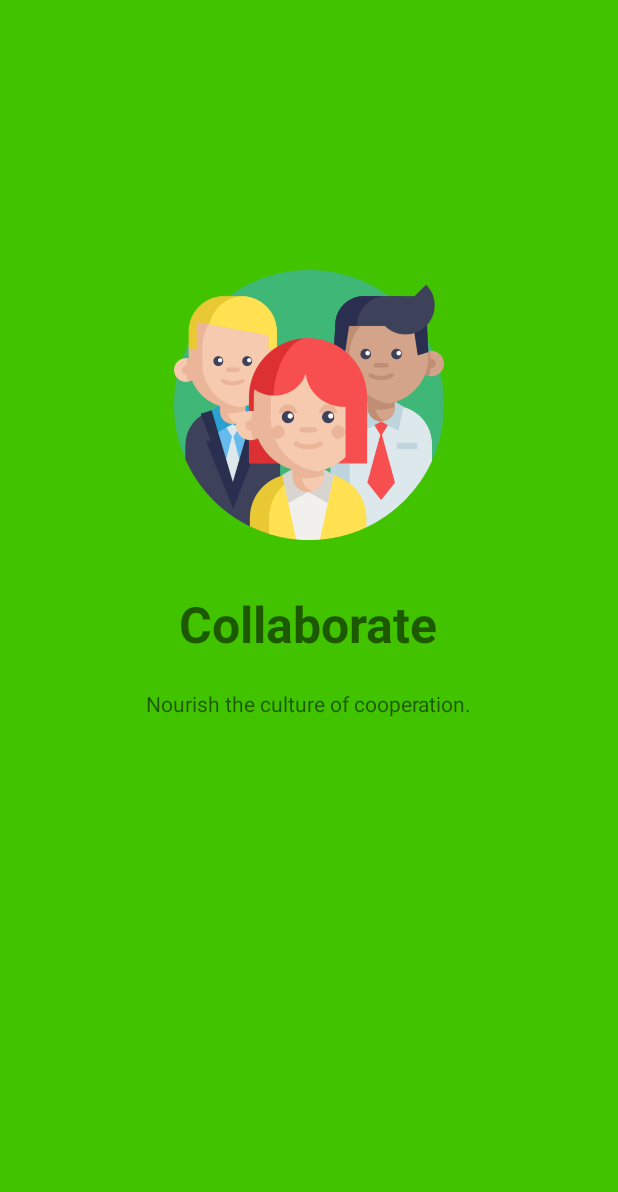
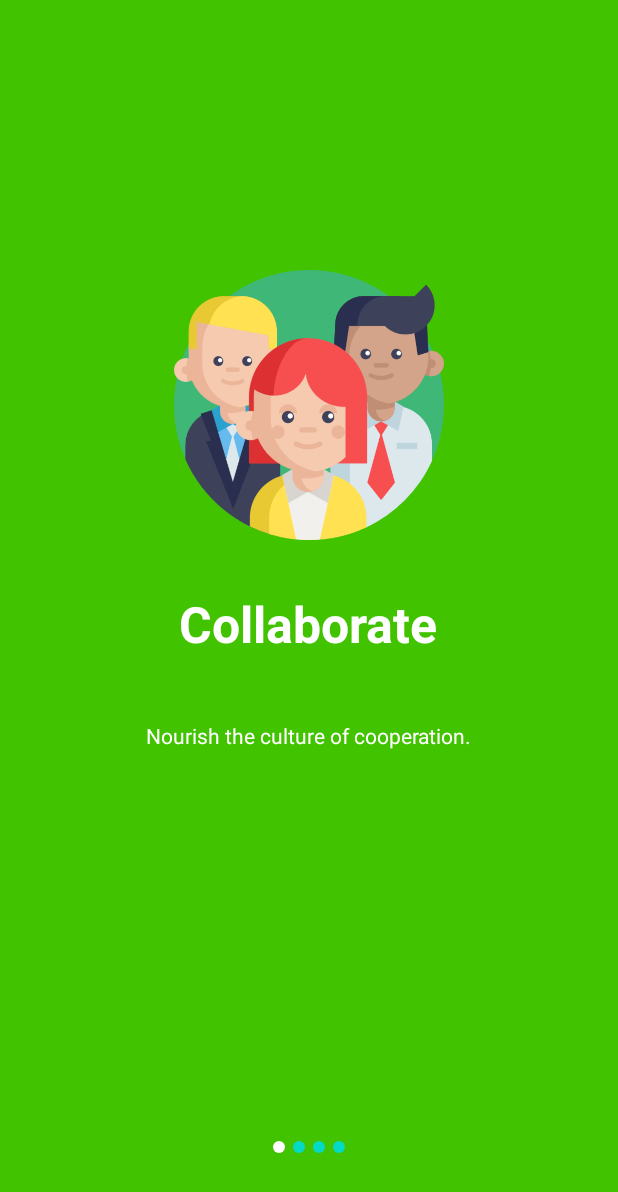
Before and after one commit to felicityfinance/demereo, an Android app: the screen it shows after launch (WelcomeActivity), on a phone screen of 412 x 824 dp. Shown: the top 1192 px of the screen. Run offline under Robolectric (Android 15) with nearby library versions, the phone set to English and light mode, and no system bars.

Commit message:
finished slider dots

```diff
--- a/app/src/main/java/com/felicityfinance/demereo/WelcomeActivity.kt
+++ b/app/src/main/java/com/felicityfinance/demereo/WelcomeActivity.kt
@@ -3,11 +3,16 @@ package com.felicityfinance.demereo
 import android.graphics.Color
 import android.graphics.drawable.ColorDrawable
 import android.graphics.drawable.Drawable
+import android.media.Image
 import android.os.Build
 import androidx.appcompat.app.AppCompatActivity
 import android.os.Bundle
 import android.view.View
+import android.view.ViewGroup
 import android.view.WindowManager
+import android.widget.ImageView
+import android.widget.LinearLayout
+import android.widget.Toast
 import androidx.annotation.RequiresApi
 import androidx.core.content.ContextCompat
 import androidx.viewpager.widget.ViewPager
@@ -16,16 +21,19 @@ class WelcomeActivity : AppCompatActivity() {
 
     private lateinit var viewPager: ViewPager
     private lateinit var viewPagerAdapter: ViewPagerAdapter
+    private lateinit var dotsLayout: LinearLayout
+    private lateinit var dots: Array<ImageView?>
     private var layouts: IntArray = intArrayOf(R.layout.slider1, R.layout.slider2, R.layout.slider3, R.layout.activity_main)
     private var onPageChangeListener = object: ViewPager.OnPageChangeListener {
 
         override fun onPageScrolled(position: Int, positionOffset: Float, positionOffsetPixels: Int) {
-            TODO("not implemented") //To change body of created functions use File | Settings | File Templates.
+            //TODO("not implemented") To change body of created functions use File | Settings | File Templates.
         }
 
-        @RequiresApi(Build.VERSION_CODES.M)
+        //@RequiresApi(Build.VERSION_CODES.M)
         override fun onPageSelected(position: Int) {
-           /* var color = ColorDrawable(1)
+            createDots(position)
+           /*var color = ColorDrawable(1)
             when(position){
                 1 -> color.color = getColor(R.color.sliderPage1)
                 2 -> color.color = getColor(R.color.sliderPage2)
@@ -37,7 +45,7 @@ class WelcomeActivity : AppCompatActivity() {
         }
 
         override fun onPageScrollStateChanged(state: Int) {
-            TODO("not implemented") //To change body of created functions use File | Settings | File Templates.
+            //TODO("not implemented") //To change body of created functions use File | Settings | File Templates.
         }
     }
 
@@ -51,7 +59,32 @@ class WelcomeActivity : AppCompatActivity() {
         this.viewPager = findViewById(R.id.viewPager)
         this.viewPagerAdapter = ViewPagerAdapter(layouts, this)
         this.viewPager.adapter = this.viewPagerAdapter
-       // this.viewPager.addOnPageChangeListener(onPageChangeListener)
+        this.dotsLayout = findViewById(R.id.dotsLayout)
+        this.viewPager.addOnPageChangeListener(onPageChangeListener)
+        createDots(0)
+    }
+
+    private fun createDots(currentPosition: Int){
+        //Toast.makeText(this, currentPosition.toString(), Toast.LENGTH_LONG).show()
+        this.dots = Array(layouts.size, init = {ImageView(this)})
+        if(dotsLayout!=null){
+            this.dotsLayout.removeAllViews()
+        }
+        for (i in 0 until layouts.size){
+            dots[i] = ImageView(this)
+            if (i == currentPosition){
+                dots[i]!!.setImageDrawable(ContextCompat.getDrawable(this, R.drawable.active_dots))
+            }else{
+                dots[i]!!.setImageDrawable(ContextCompat.getDrawable(this, R.drawable.inactive_dots))
+            }
+
+            val params: LinearLayout.LayoutParams = LinearLayout.LayoutParams(ViewGroup.LayoutParams.WRAP_CONTENT, ViewGroup.LayoutParams.WRAP_CONTENT)
+            params.setMargins(4,0,4,0)
+            dotsLayout.addView(dots[i], params)
+        }
+
+
+
     }
 
 
--- /dev/null
+++ b/app/src/main/res/drawable/active_dots.xml
@@ -0,0 +1,10 @@
+<?xml version="1.0" encoding="utf-8"?>
+<shape xmlns:android="http://schemas.android.com/apk/res/android"
+       android:shape="oval"
+       android:useLevel="true"
+       android:dither="true">
+
+    <size android:height="8sp" android:width="8sp"/>
+    <solid android:color="@color/active_dots"/>
+
+</shape>
--- /dev/null
+++ b/app/src/main/res/drawable/inactive_dots.xml
@@ -0,0 +1,10 @@
+<?xml version="1.0" encoding="utf-8"?>
+<shape xmlns:android="http://schemas.android.com/apk/res/android"
+       android:shape="oval"
+       android:useLevel="true"
+       android:dither="true">
+
+    <size android:height="8sp" android:width="8sp"/>
+    <solid android:color="@color/inactive_dots"/>
+
+</shape>
--- a/app/src/main/res/layout/activity_welcome.xml
+++ b/app/src/main/res/layout/activity_welcome.xml
@@ -1,5 +1,5 @@
 <?xml version="1.0" encoding="utf-8"?>
-<androidx.constraintlayout.widget.ConstraintLayout
+<RelativeLayout
         xmlns:android="http://schemas.android.com/apk/res/android"
         xmlns:tools="http://schemas.android.com/tools"
         xmlns:app="http://schemas.android.com/apk/res-auto"
@@ -16,4 +16,16 @@
 
     </androidx.viewpager.widget.ViewPager>
 
-</androidx.constraintlayout.widget.ConstraintLayout>
+    <LinearLayout android:layout_width="match_parent"
+                  android:layout_height="wrap_content"
+                  android:orientation="horizontal"
+                  android:layout_centerHorizontal="true"
+                  android:layout_alignParentBottom="true"
+                  android:id="@+id/dotsLayout"
+                  android:gravity="center"
+                  android:layout_marginBottom="55sp"
+
+    >
+
+    </LinearLayout>
+</RelativeLayout>
--- a/app/src/main/res/layout/slider1.xml
+++ b/app/src/main/res/layout/slider1.xml
@@ -13,6 +13,7 @@
               android:textStyle="bold"
               android:id="@+id/collaborateTextView"
               android:layout_marginTop="33sp"
+              android:textColor="#FFFFFF"
               android:layout_below="@id/collaborateImageView"
 
     />
@@ -23,6 +24,8 @@
               android:id="@+id/collaborateDescTextView"
               android:layout_centerHorizontal="true"
               android:layout_marginTop="21sp"
+              android:textColor="#FFFFFF"
+              android:padding="21sp"
               android:text="@string/sliderDesc1"
 
     />
--- a/app/src/main/res/layout/slider2.xml
+++ b/app/src/main/res/layout/slider2.xml
@@ -11,6 +11,7 @@
               android:layout_centerInParent="true"
               android:textSize="33sp"
               android:textStyle="bold"
+              android:textColor="#FFFFFF"
               android:id="@+id/collaborateTextView"
               android:layout_marginTop="33sp"
               android:layout_below="@id/collaborateImageView"
@@ -22,7 +23,9 @@
               android:layout_below="@id/collaborateTextView"
               android:id="@+id/collaborateDescTextView"
               android:layout_centerHorizontal="true"
+              android:textColor="#FFFFFF"
               android:layout_marginTop="21sp"
+              android:padding="21sp"
               android:text="@string/sliderDesc2"
 
     />
--- a/app/src/main/res/layout/slider3.xml
+++ b/app/src/main/res/layout/slider3.xml
@@ -13,6 +13,7 @@
               android:textStyle="bold"
               android:id="@+id/collaborateTextView"
               android:layout_marginTop="33sp"
+              android:textColor="#FFFFFF"
               android:layout_below="@id/collaborateImageView"
 
     />
@@ -23,6 +24,9 @@
               android:id="@+id/collaborateDescTextView"
               android:layout_centerHorizontal="true"
               android:layout_marginTop="21sp"
+              android:textColor="#FFFFFF"
+              android:textSize="21sp"
+              android:padding="21sp"
               android:text="@string/sliderDesc3"
 
     />
--- a/app/src/main/res/values/strings.xml
+++ b/app/src/main/res/values/strings.xml
@@ -8,7 +8,7 @@
     <string name="sliderDesc2">Think hard to come up with best ideas
         to solve problems and engage with challenges.
     </string>
-    <string name="sliderTitle3">Reach an idea meritocracy</string>
+    <string name="sliderTitle3">Idea meritocracy</string>
     <string name="sliderDesc3">Make sure that best ideas win to
         deal with challenges more effectively and to ultimately
         make your company more competitive.
```
